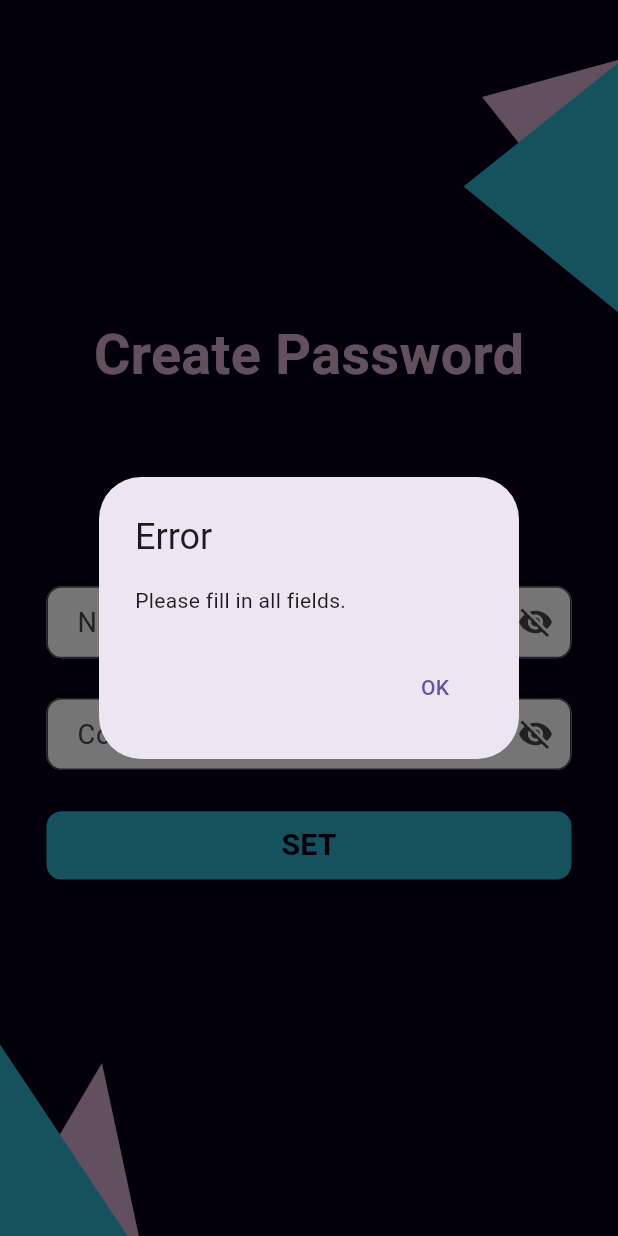
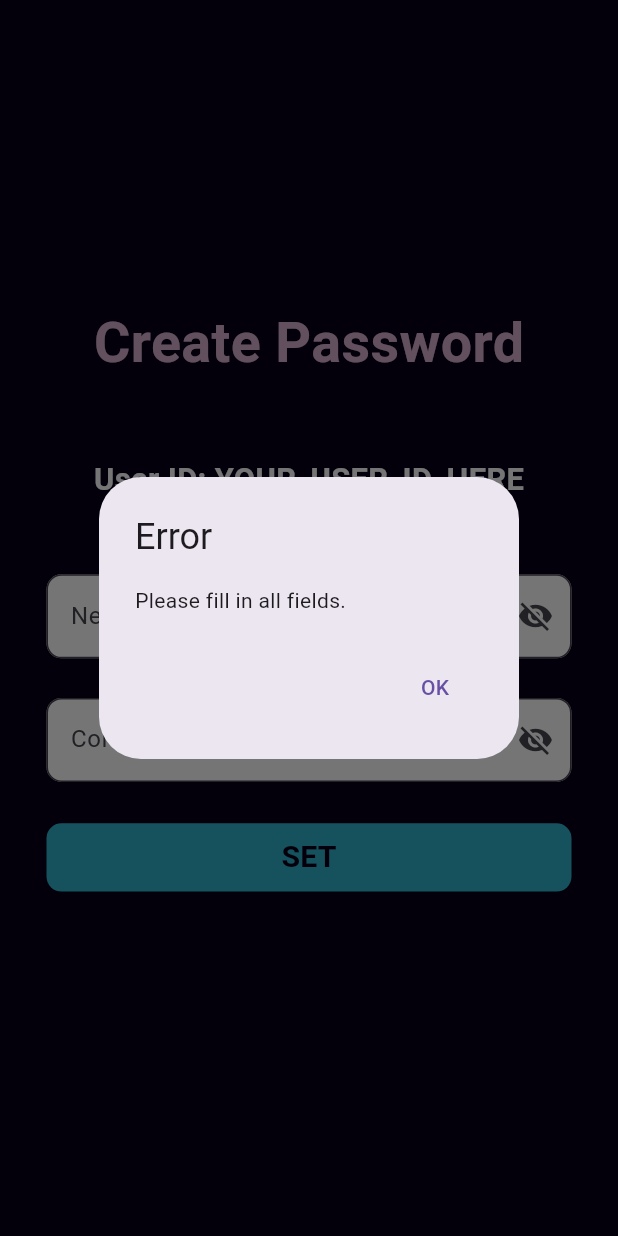
Before and after one commit to Dhruvichavda02/travenour, a Flutter app: the CreatePasswordScreen screen opened directly, after a tap on "SET", on a phone screen of 412 x 824 dp. Run offline on Flutter 3.47's test engine with Material 3 defaults, Android fonts, the light colour scheme and no system bars; our stand-ins replace firebase_core, firebase_database, fl_chart; missing offline and left inert: mailer; accounts and stored records are empty; Roboto replaces fonts that are missing (OpenSans).

Commit message:
updated code ere

```diff
--- a/lib/CreatePasswordScreen.dart
+++ b/lib/CreatePasswordScreen.dart
@@ -1,7 +1,5 @@
 import 'package:firebase_database/firebase_database.dart';
-import 'package:firebase_auth/firebase_auth.dart';
 import 'package:flutter/material.dart';
-
 import 'signin.dart';
 
 class CreatePasswordScreen extends StatefulWidget {
@@ -27,15 +25,12 @@ class _CreatePasswordScreenState extends State<CreatePasswordScreen> {
   }
 
   void _fetchUserId() {
-    User? currentUser = FirebaseAuth.instance.currentUser;
-    if (currentUser != null) {
+    // Here, you can set _userId based on how you're managing user IDs
+    // If you already have the user ID passed to this screen, use that instead.
+    // For example, you can pass it as a parameter from the previous screen.
     setState(() {
-        _userId = currentUser.uid; // Store the fetched user ID
+      _userId = 'YOUR_USER_ID_HERE'; // Replace with actual logic to get user ID
     });
-      print('User ID fetched: $_userId'); // Print to console for debugging
-    } else {
-      print('No user is currently signed in.');
-    }
   }
 
   @override
@@ -49,46 +44,11 @@ class _CreatePasswordScreenState extends State<CreatePasswordScreen> {
         child: SizedBox(
           height: screenHeight,
           width: screenWidth,
-          child: Stack(
-            children: [
-              Positioned(
-                top: 40,
-                right: 0,
-                child: CustomPaint(
-                  size: Size(screenWidth * 0.22, screenHeight * 0.03),
-                  painter: TrianglePainter2(const Color(0xFFD8AFCC)),
-                ),
-              ),
-              Positioned(
-                bottom: 0,
-                left: 0,
-                child: CustomPaint(
-                  size: Size(screenWidth * 0.165, screenHeight * 0.14),
-                  painter: TrianglePainter2(const Color(0xFFD8AFCC)),
-                ),
-              ),
-              Positioned(
-                top: 42,
-                right: 0,
-                child: CustomPaint(
-                  size: Size(screenWidth * 0.25, screenHeight * 0.10),
-                  painter: TrianglePainter1(const Color(0xFF31B3CD)),
-                ),
-              ),
-              Positioned(
-                bottom: 0,
-                left: 0,
-                child: CustomPaint(
-                  size: Size(screenWidth * 0, screenHeight * 0.155),
-                  painter: TrianglePainter1(const Color(0xFF31B3CD)),
-                ),
-              ),
-              Center(
+          child: Center(
             child: Padding(
               padding: const EdgeInsets.symmetric(horizontal: 31),
               child: Column(
                 mainAxisAlignment: MainAxisAlignment.center,
-                    crossAxisAlignment: CrossAxisAlignment.center,
                 children: [
                   Text(
                     'Create Password',
@@ -99,7 +59,6 @@ class _CreatePasswordScreenState extends State<CreatePasswordScreen> {
                     ),
                   ),
                   SizedBox(height: screenHeight * 0.06),
-
                   // Display the user ID in large size and white color
                   Text(
                     'User ID: $_userId',
@@ -110,33 +69,25 @@ class _CreatePasswordScreenState extends State<CreatePasswordScreen> {
                     ),
                   ),
                   SizedBox(height: screenHeight * 0.06),
-
                   TextField(
                     controller: _newPasswordController,
                     obscureText: !_isNewPasswordVisible,
                     decoration: InputDecoration(
                       hintText: 'New Password',
-                          hintStyle: TextStyle(fontSize: screenHeight * 0.022),
                       filled: true,
                       fillColor: Colors.white,
-                          contentPadding: EdgeInsets.symmetric(
-                            vertical: screenHeight * 0.012,
-                            horizontal: screenWidth * 0.04,
+                      border: OutlineInputBorder(
+                        borderRadius: BorderRadius.circular(10),
                       ),
                       suffixIcon: IconButton(
                         icon: Icon(
-                              _isNewPasswordVisible
-                                  ? Icons.visibility
-                                  : Icons.visibility_off,
+                          _isNewPasswordVisible ? Icons.visibility : Icons.visibility_off,
                         ),
                         onPressed: () {
                           setState(() {
                             _isNewPasswordVisible = !_isNewPasswordVisible;
                           });
                         },
-                          ),
-                          border: OutlineInputBorder(
-                            borderRadius: BorderRadius.circular(10),
                       ),
                     ),
                   ),
@@ -146,28 +97,20 @@ class _CreatePasswordScreenState extends State<CreatePasswordScreen> {
                     obscureText: !_isConfirmPasswordVisible,
                     decoration: InputDecoration(
                       hintText: 'Confirm Password',
-                          hintStyle: TextStyle(fontSize: screenHeight * 0.022),
                       filled: true,
                       fillColor: Colors.white,
-                          contentPadding: EdgeInsets.symmetric(
-                            vertical: screenHeight * 0.012,
-                            horizontal: screenWidth * 0.04,
+                      border: OutlineInputBorder(
+                        borderRadius: BorderRadius.circular(10),
                       ),
                       suffixIcon: IconButton(
                         icon: Icon(
-                              _isConfirmPasswordVisible
-                                  ? Icons.visibility
-                                  : Icons.visibility_off,
+                          _isConfirmPasswordVisible ? Icons.visibility : Icons.visibility_off,
                         ),
                         onPressed: () {
                           setState(() {
-                                _isConfirmPasswordVisible =
-                                    !_isConfirmPasswordVisible;
+                            _isConfirmPasswordVisible = !_isConfirmPasswordVisible;
                           });
                         },
-                          ),
-                          border: OutlineInputBorder(
-                            borderRadius: BorderRadius.circular(10),
                       ),
                     ),
                   ),
@@ -177,9 +120,7 @@ class _CreatePasswordScreenState extends State<CreatePasswordScreen> {
                     child: ElevatedButton(
                       onPressed: _set,
                       style: ElevatedButton.styleFrom(
-                            padding: EdgeInsets.symmetric(
-                              vertical: screenHeight * 0.010,
-                            ),
+                        padding: EdgeInsets.symmetric(vertical: screenHeight * 0.010),
                         backgroundColor: const Color(0xFF31B3CD),
                         shape: RoundedRectangleBorder(
                           borderRadius: BorderRadius.circular(10),
@@ -200,8 +141,6 @@ class _CreatePasswordScreenState extends State<CreatePasswordScreen> {
               ),
             ),
           ),
-            ],
-          ),
         ),
       ),
     );
@@ -220,28 +159,16 @@ class _CreatePasswordScreenState extends State<CreatePasswordScreen> {
     // Check if the new password matches the confirm password
     if (newPassword == confirmPassword) {
       try {
-        DatabaseReference userRef = FirebaseDatabase.instance.ref().child('users');
-
-        // Fetch the currently signed-in user
-        User? currentUser = FirebaseAuth.instance.currentUser;
-
-        if (currentUser != null) {
-          String userId = currentUser.uid; // Get the user ID
+        DatabaseReference userRef = FirebaseDatabase.instance.ref().child('users').child(_userId);
 
         // Update password in the database
-          await userRef.child(userId).update({'password': newPassword});
-
-          // Optionally, update the password in Firebase Authentication as well
-          await currentUser.updatePassword(newPassword);
+        await userRef.update({'password': newPassword});
 
         // Navigate to the sign-in screen after successful update
         Navigator.pushReplacement(
           context,
-            MaterialPageRoute(builder: (context) => SignInApp()),
+          MaterialPageRoute(builder: (context) => SignInScreen()),
         );
-        } else {
-          _showErrorDialog('No user is currently signed in.');
-        }
       } catch (e) {
         print('Error updating password: ${e.toString()}');
         _showErrorDialog('Failed to update password. Please try again.');
@@ -272,41 +199,3 @@ class _CreatePasswordScreenState extends State<CreatePasswordScreen> {
     );
   }
 }
-
-class TrianglePainter1 extends CustomPainter {
-  final Color color;
-  TrianglePainter1(this.color);
-
-  @override
-  void paint(Canvas canvas, Size size) {
-    final Paint paint = Paint()..color = color;
-    final Path path = Path();
-    path.moveTo(120, 180);
-    path.lineTo(size.width, 0);
-    path.lineTo(0, size.height);
-    path.close();
-    canvas.drawPath(path, paint);
-  }
-
-  @override
-  bool shouldRepaint(CustomPainter oldDelegate) => false;
-}
-
-class TrianglePainter2 extends CustomPainter {
-  final Color color;
-  TrianglePainter2(this.color);
-
-  @override
-  void paint(Canvas canvas, Size size) {
-    final Paint paint = Paint()..color = color;
-    final Path path = Path();
-    path.moveTo(100, 150);
-    path.lineTo(size.width, 0);
-    path.lineTo(0, size.height);
-    path.close();
-    canvas.drawPath(path, paint);
-  }
-
-  @override
-  bool shouldRepaint(CustomPainter oldDelegate) => false;
-}
--- a/pubspec.yaml
+++ b/pubspec.yaml
@@ -34,7 +34,7 @@ dependencies:
   url_launcher: ^6.3.0
   firebase_core: 3.6.0
   firebase_database: ^11.1.0
-  firebase_auth: ^5.3.1
+  # firebase_auth: ^5.3.1
   mailer: ^5.0.0
 
 
```
Also changed, not shown: lib/auth_service.dart (deleted, +0 -61 lines), lib/res_Pass.dart (deleted, +0 -115 lines), lib/signin.dart (+46 -53 lines), lib/signup.dart (+5 -16 lines), pubspec.lock, 3 other files. Lines whose indentation alone changed are shown as unchanged.
